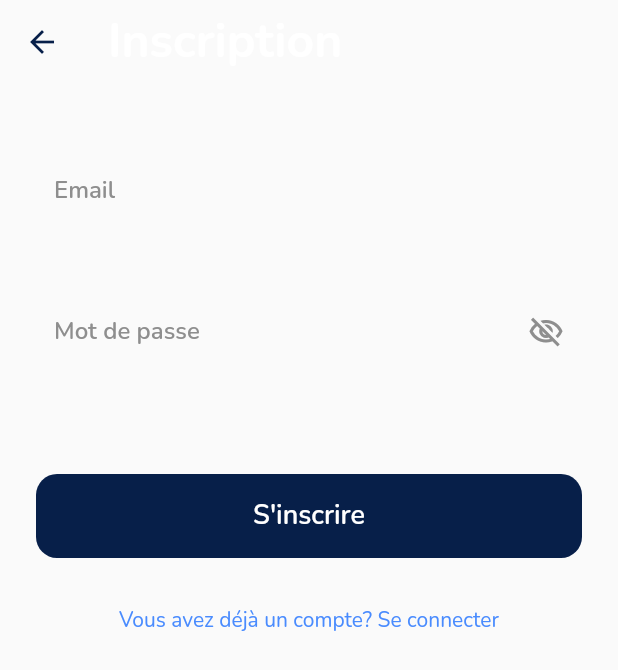
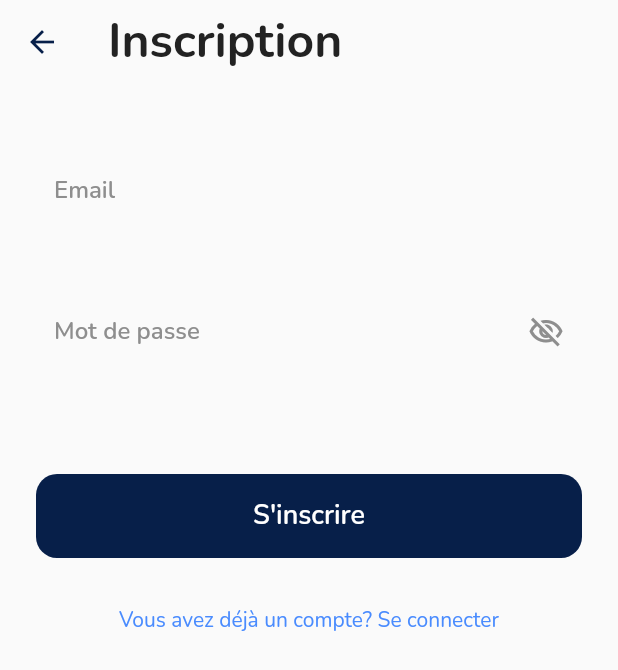
Before and after one commit to OrganIA/organia-app, a Flutter app: the RegisterPage screen opened directly, on a phone screen of 412 x 824 dp. Shown: the top 670 px of the screen. Run offline on Flutter 3.47's test engine with Material 2 defaults, Android fonts, the phone set to English and light mode, and no system bars; our stand-ins replace flutter_bloc, google_fonts, hive, hive_flutter; accounts and stored records are empty.

Commit message:
Fix darktheme

```diff
--- a/lib/src/ui/widgets/account/account_logged.dart
+++ b/lib/src/ui/widgets/account/account_logged.dart
@@ -26,9 +26,13 @@ class _AccountLoggedInPageState extends State<AccountLoggedInPage> {
         title: Text(
           "Votre compte",
           style: GoogleFonts.nunito(
-            textStyle: const TextStyle(
+            textStyle: TextStyle(
               fontSize: 32,
               fontWeight: FontWeight.bold,
+              color:
+                  MediaQuery.of(context).platformBrightness == Brightness.light
+                      ? black
+                      : Colors.white,
             ),
           ),
         ),
--- a/lib/src/ui/widgets/login_page.dart
+++ b/lib/src/ui/widgets/login_page.dart
@@ -31,9 +31,13 @@ class _LoginPageState extends State<LoginPage> {
         title: Text(
           "Connexion",
           style: GoogleFonts.nunito(
-            textStyle: const TextStyle(
+            textStyle: TextStyle(
               fontSize: 32,
               fontWeight: FontWeight.bold,
+              color:
+                  MediaQuery.of(context).platformBrightness == Brightness.light
+                      ? black
+                      : Colors.white,
             ),
           ),
         ),
--- a/lib/src/ui/widgets/register_page.dart
+++ b/lib/src/ui/widgets/register_page.dart
@@ -31,10 +31,13 @@ class _RegisterPageState extends State<RegisterPage> {
         title: Text(
           "Inscription",
           style: GoogleFonts.nunito(
-            textStyle: const TextStyle(
+            textStyle: TextStyle(
               fontSize: 32,
               fontWeight: FontWeight.bold,
-              // color: black,
+              color:
+                  MediaQuery.of(context).platformBrightness == Brightness.light
+                      ? black
+                      : Colors.white,
             ),
           ),
         ),
```
